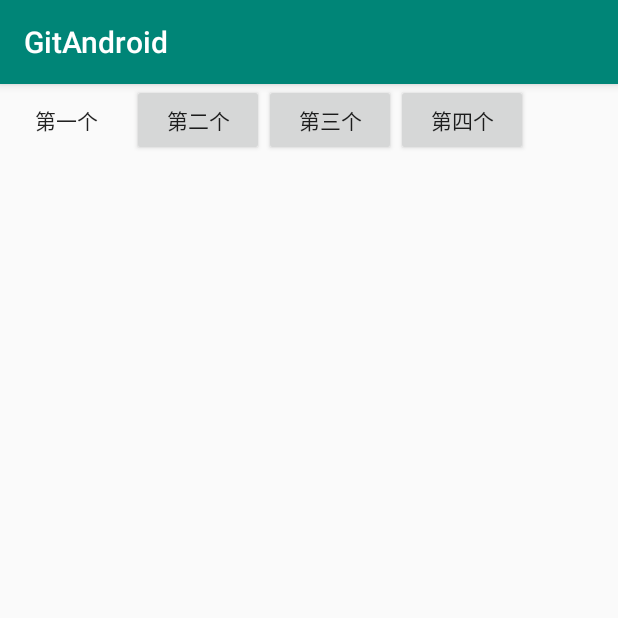
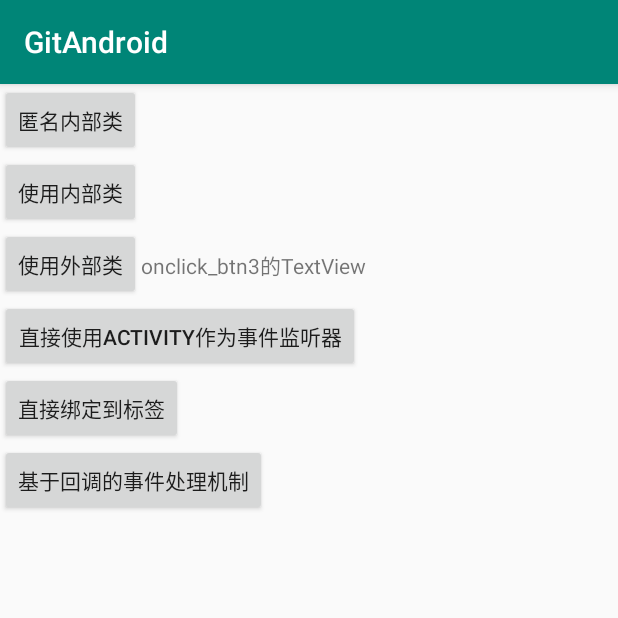
Before and after one commit to lsc1996/GitAndroid, an Android app: the screen it shows after launch (MainActivity before the commit, OnClick_btn after it), after a tap on "第四个", on a phone screen of 412 x 824 dp, the top half of it. Run offline under Robolectric (Android 15) with nearby library versions, the phone set to English and light mode, and no system bars.

Commit message:
updata g

```diff
--- a/app/build.gradle
+++ b/app/build.gradle
@@ -23,7 +23,8 @@ dependencies {
     implementation fileTree(dir: 'libs', include: ['*.jar'])
     implementation 'androidx.appcompat:appcompat:1.1.0'
     implementation 'androidx.constraintlayout:constraintlayout:1.1.3'
-    testImplementation 'junit:junit:4.12'
+    testImplementation 'junit:junit:4.13'
     androidTestImplementation 'androidx.test:runner:1.2.0'
     androidTestImplementation 'androidx.test.espresso:espresso-core:3.2.0'
+//    implementation 'com.android.support:appcompat-v7:28.0.0'
 }
--- a/app/src/main/AndroidManifest.xml
+++ b/app/src/main/AndroidManifest.xml
@@ -28,8 +28,9 @@
         </activity>
         <activity android:name=".handler.Handler1"></activity>
         <activity android:name=".handler.Handler2"></activity>
-
-
+        <activity android:name=".onclick.OnClick_btn"></activity>
+        <activity android:name=".onclick.OnClick_btn_hd2"></activity>
+        <activity android:name=".ontouch.OnTouchListener_My"></activity>
     </application>
 
 </manifest>
--- a/app/src/main/java/com/example/gitandroid/MainActivity.java
+++ b/app/src/main/java/com/example/gitandroid/MainActivity.java
@@ -1,6 +1,4 @@
 package com.example.gitandroid;
-
-import androidx.appcompat.app.AppCompatActivity;
 
 import android.content.Intent;
 import android.os.Bundle;
@@ -9,10 +7,14 @@ import android.widget.Button;
 
 import com.example.gitandroid.handler.Handler1;
 import com.example.gitandroid.handler.Handler2;
+import com.example.gitandroid.onclick.OnClick_btn;
+import com.example.gitandroid.ontouch.OnTouchListener_My;
 import com.example.gitandroid.practice.Example1;
 
+import androidx.appcompat.app.AppCompatActivity;
+
 public class MainActivity extends AppCompatActivity implements View.OnClickListener {
-    private Button gitbutton1,gitbutton2,gitbutton3,gitbutton4;
+    private Button gitbutton1,gitbutton2,gitbutton3,gitbutton4,gitbutton5;
 
     @Override
     protected void onCreate(Bundle savedInstanceState) {
@@ -30,6 +32,8 @@ public class MainActivity extends AppCompatActivity implements View.OnClickListe
         gitbutton3.setOnClickListener(this);
         gitbutton4 = findViewById(R.id.gitbutton4);
         gitbutton4.setOnClickListener(this);
+        gitbutton5 = findViewById(R.id.gitbutton5);
+        gitbutton5.setOnClickListener(this);
     }
 
     @Override
@@ -47,6 +51,14 @@ public class MainActivity extends AppCompatActivity implements View.OnClickListe
                 Intent intent3 = new Intent(MainActivity.this, Handler1.class);
                 startActivity(intent3);
                 break;
+            case R.id.gitbutton4:
+                Intent intent4 = new Intent(MainActivity.this, OnClick_btn.class);
+                startActivity(intent4);
+                break;
+            case R.id.gitbutton5:
+                Intent intent5 = new Intent(MainActivity.this, OnTouchListener_My.class);
+                startActivity(intent5);
+                break;
         }
     }
 
--- /dev/null
+++ b/app/src/main/java/com/example/gitandroid/onclick/OnClick_btn.java
@@ -0,0 +1,152 @@
+package com.example.gitandroid.onclick;
+
+import android.os.Bundle;
+import android.view.View;
+import android.widget.Button;
+import android.widget.Toast;
+
+import com.example.gitandroid.R;
+
+import androidx.annotation.Nullable;
+import androidx.appcompat.app.AppCompatActivity;
+
+//1）直接用匿名内部类
+//平时最常用的一种:直接setXxxListener后,重写里面的方法即可; 通常是临时使用一次,复用性不高
+
+public class OnClick_btn extends AppCompatActivity {
+
+    private Button onclick_btn1;
+
+    @Override
+    protected void onCreate(@Nullable Bundle savedInstanceState) {
+        super.onCreate(savedInstanceState);
+        setContentView(R.layout.onclick_btn);
+        onclick_btn1 = findViewById(R.id.onclick_btn1);
+        onclick_btn1.setOnClickListener(new View.OnClickListener() {
+            //重写点击事件的处理方法onClick()
+            @Override
+            public void onClick(View view) {
+                Toast.makeText(getApplicationContext(),"显示按钮'匿名内部类'的内容",Toast.LENGTH_SHORT).show();
+            }
+        });
+
+
+
+    }
+}
+
+
+
+
+
+
+
+//2）使用内部类
+//和上面的匿名内部类不同哦！ 使用优点:可以在该类中进行复用,可直接访问外部类的所有界面组件！
+
+//public class OnClick_btn extends AppCompatActivity {
+//
+//    private Button onclick_btn2;
+//
+//    @Override
+//    protected void onCreate(@Nullable Bundle savedInstanceState) {
+//        super.onCreate(savedInstanceState);
+//        setContentView(R.layout.onclick_btn);
+//        onclick_btn2 = findViewById(R.id.onclick_btn2);
+//        onclick_btn2.setOnClickListener(new onclick_btn2());
+//    }
+//    class onclick_btn2 implements View.OnClickListener{
+//
+//        @Override
+//        public void onClick(View v) {
+//            Toast.makeText(getApplicationContext(),"显示按钮'使用内部类'的内容",Toast.LENGTH_SHORT).show();
+//        }
+//    }
+//}
+
+
+
+
+
+
+//3）使用外部类：
+//就是另外创建一个处理事件的Java文件,这种形式用的比较少！
+//因为外部类不能直接访问用户界面 类中的组件,要通过构造方法将组件传入使用;这样导致的结果就是代码不够简洁！
+
+//public class OnClick_btn extends AppCompatActivity {
+//
+//    private Button onclick_btn3;
+//    private TextView onclick_btn3_tv;
+//
+//    @Override
+//    protected void onCreate(@Nullable Bundle savedInstanceState) {
+//        super.onCreate(savedInstanceState);
+//        setContentView(R.layout.onclick_btn);
+//        onclick_btn3 = findViewById(R.id.onclick_btn3);
+//       onclick_btn3_tv = findViewById(R.id.onclick_btn3_tv);
+//       //直接new一个外部类,并把TextView作为参数传入
+//        onclick_btn3.setOnClickListener(new Onclick_btn2_class(onclick_btn3_tv));
+//    }
+//
+//}
+
+
+
+
+
+
+//4）直接使用Activity作为事件监听器
+//只需要让Activity类实现XxxListener事件监听接口,
+//在Activity中定义重写对应的事件处理器方法 eg:Actitity实现了OnClickListener接口,
+//重写了onClick(view)方法在为某些组建添加该事件监听对象 时,直接setXxx.Listener(this)即可
+
+//public class OnClick_btn extends AppCompatActivity implements View.OnClickListener {
+//
+//    private Button onclick_btn4;
+//
+//    @Override
+//    protected void onCreate(@Nullable Bundle savedInstanceState) {
+//        super.onCreate(savedInstanceState);
+//        setContentView(R.layout.onclick_btn);
+//        onclick_btn4 = findViewById(R.id.onclick_btn4);
+//        //直接写个this
+//        onclick_btn4.setOnClickListener(this);
+//    }
+//    //重写接口中的抽象方法
+//    @Override
+//    public void onClick(View v) {
+//        Toast.makeText(getApplicationContext(),"显示按钮'直接使用Activity作为事件监听器'的内容",Toast.LENGTH_SHORT).show();
+//    }
+//}
+
+
+
+
+
+
+//5）直接绑定到标签:
+//就是直接在xml布局文件中对应得Activity中定义一个事件处理方法
+//eg:public void myClick(View source) source对应事件源(组件)
+//接着布局文件中对应要触发事件的组建,设置一个属性:onclick = "myclick"即可
+
+//public class OnClick_btn extends AppCompatActivity{
+//
+//    private Button onclick_btn4;
+//
+//    @Override
+//    protected void onCreate(@Nullable Bundle savedInstanceState) {
+//        super.onCreate(savedInstanceState);
+//        setContentView(R.layout.onclick_btn);
+//    }
+//    //自定义一个方法,传入一个view组件作为参数
+//    public void onclick_btn5(View v) {
+//        Toast.makeText(getApplicationContext(),"显示按钮'直接绑定到标签'的内容",Toast.LENGTH_SHORT).show();
+//    }
+//}
+
+
+
+
+
+
+//基于回调的事件处理机制
--- /dev/null
+++ b/app/src/main/java/com/example/gitandroid/ontouch/onTouchEvent_My.java
@@ -0,0 +1,4 @@
+package com.example.gitandroid.ontouch;
+
+public class onTouchEvent_My {
+}
--- /dev/null
+++ b/app/src/main/res/layout/onclick_btn.xml
@@ -0,0 +1,60 @@
+<?xml version="1.0" encoding="utf-8"?>
+<RelativeLayout
+    xmlns:android="http://schemas.android.com/apk/res/android"
+    android:orientation="vertical"
+    android:layout_width="match_parent"
+    android:layout_height="match_parent">
+
+    <Button
+        android:id="@+id/onclick_btn1"
+        android:layout_width="wrap_content"
+        android:layout_height="wrap_content"
+        android:text="匿名内部类"
+        />
+    <Button
+        android:id="@+id/onclick_btn2"
+        android:layout_width="wrap_content"
+        android:layout_height="wrap_content"
+        android:text="使用内部类"
+        android:layout_below="@id/onclick_btn1"
+        />
+    <Button
+        android:id="@+id/onclick_btn3"
+        android:layout_width="wrap_content"
+        android:layout_height="wrap_content"
+        android:text="使用外部类"
+        android:layout_below="@id/onclick_btn2"
+        />
+    <TextView
+        android:id="@+id/onclick_btn3_tv"
+        android:layout_width="wrap_content"
+        android:layout_height="wrap_content"
+        android:text="onclick_btn3的TextView"
+        android:layout_toRightOf="@id/onclick_btn3"
+        android:layout_marginTop="110dp"
+        />
+    <Button
+        android:id="@+id/onclick_btn4"
+        android:layout_width="wrap_content"
+        android:layout_height="wrap_content"
+        android:text="直接使用Activity作为事件监听器"
+        android:layout_below="@id/onclick_btn3"
+        />
+    <Button
+        android:id="@+id/onclick_btn5"
+        android:layout_width="wrap_content"
+        android:layout_height="wrap_content"
+        android:text="直接绑定到标签"
+        android:layout_below="@id/onclick_btn4"
+        android:onClick="onclick_btn5"
+        />
+    <Button
+        android:id="@+id/onclick_btn6"
+        android:layout_width="wrap_content"
+        android:layout_height="wrap_content"
+        android:text="基于回调的事件处理机制"
+        android:layout_below="@id/onclick_btn5"
+        android:onClick="onclick_btn5"
+        />
+
+</RelativeLayout>
--- a/build.gradle
+++ b/build.gradle
@@ -7,7 +7,7 @@ buildscript {
 
     }
     dependencies {
-        classpath 'com.android.tools.build:gradle:3.4.1'
+        classpath 'com.android.tools.build:gradle:3.5.0'
 
         // NOTE: Do not place your application dependencies here; they belong
         // in the individual module build.gradle files
```
Also changed, not shown: app/src/main/java/com/example/gitandroid/onclick/OnClick_btn_hd.java (added, +37 -0 lines), app/src/main/java/com/example/gitandroid/onclick/OnClick_btn_hd2.java (added, +36 -0 lines), app/src/main/java/com/example/gitandroid/onclick/Onclick_btn2_class.java (added, +19 -0 lines), app/src/main/java/com/example/gitandroid/ontouch/OnTouchListener_My.java (added, +31 -0 lines), app/src/main/res/layout/activity_main.xml (+14 -1 lines), app/src/main/res/layout/onclick_btn2_class.xml (added, +11 -0 lines), app/src/main/res/layout/ontouchevent_my.xml (added, +13 -0 lines), app/src/main/res/layout/ontouchlistener_my.xml (added, +13 -0 lines), app/src/main/res/layout/onvlick_btn_hd.xml (added, +16 -0 lines), app/src/main/res/layout/onvlick_btn_hd2.xml (added, +21 -0 lines), gradle/wrapper/gradle-wrapper.properties.
